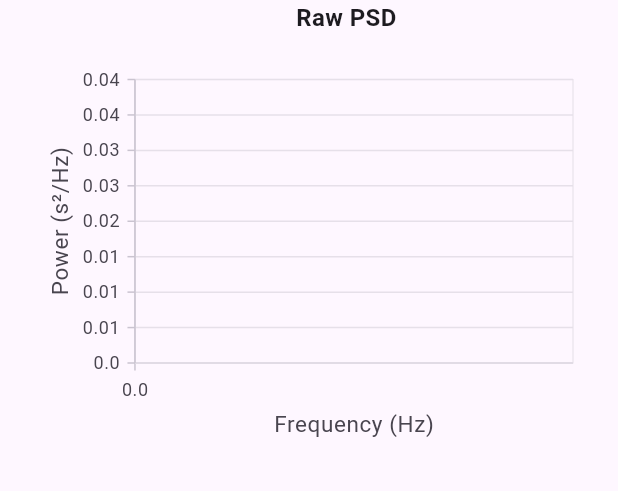
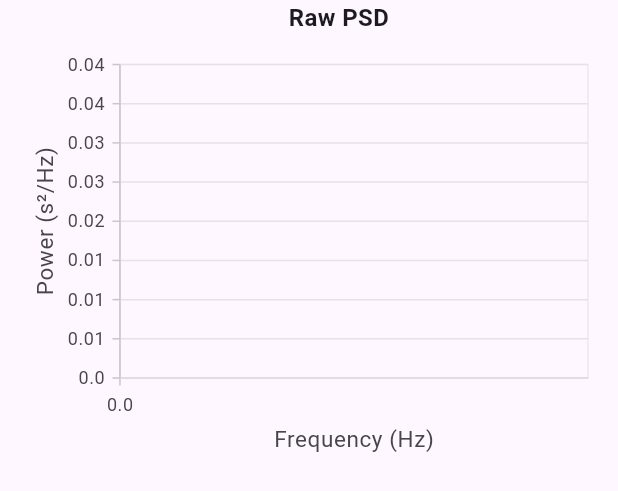
Before and after one commit to KU-BrainLab/oneclick_front, a Flutter app: the DefaultLineChart widget shown alone on an empty page, opened directly with empty values, on a phone screen of 412 x 824 dp. Shown: the top 491 px of the screen. Run offline on Flutter 3.47's test engine with Material 3 defaults, Android fonts, the light colour scheme and no system bars; our stand-ins replace fl_chart, flutter_svg, go_router, hive, hive_flutter, syncfusion_flutter_charts; accounts and stored records are empty; network calls fail; Roboto replaces fonts that are missing (DotumBold).

Commit message:
fix: update title
- title을 client에서 아닌 front에서 생성

```diff
--- a/lib/widget/page1/default_line_chart.dart
+++ b/lib/widget/page1/default_line_chart.dart
@@ -22,7 +22,7 @@ class DefaultLineChart extends StatelessWidget {
       children: [
         Row(
           children: [
-            const SizedBox(width: 50),
+            const SizedBox(width: 40),
             Expanded(
               child: Text(
                 'Raw PSD',
@@ -35,10 +35,9 @@ class DefaultLineChart extends StatelessWidget {
             ),
           ],
         ),
-        // 기존 차트 위젯
         Container(
-          padding: EdgeInsets.all(20),
-          height: 300, // 예시 높이
+          padding: EdgeInsets.all(10),
+          height: 300,
           child: SfCartesianChart(
             primaryXAxis: NumericAxis(
               minimum: 0,
@@ -54,7 +53,7 @@ class DefaultLineChart extends StatelessWidget {
             primaryYAxis: NumericAxis(
               minimum: 0,
               maximum: max(0.04, model.maxY),
-              interval: max(0.005, model.maxY/5),
+              interval: max(0.005, (model.maxY/5)),
               labelIntersectAction: AxisLabelIntersectAction.none,
               majorGridLines: const MajorGridLines(width: 1),
               axisLabelFormatter: (AxisLabelRenderDetails args) {
```
Also changed, not shown: lib/widget/page1/page1_tab1.dart (+16 -1 lines).
